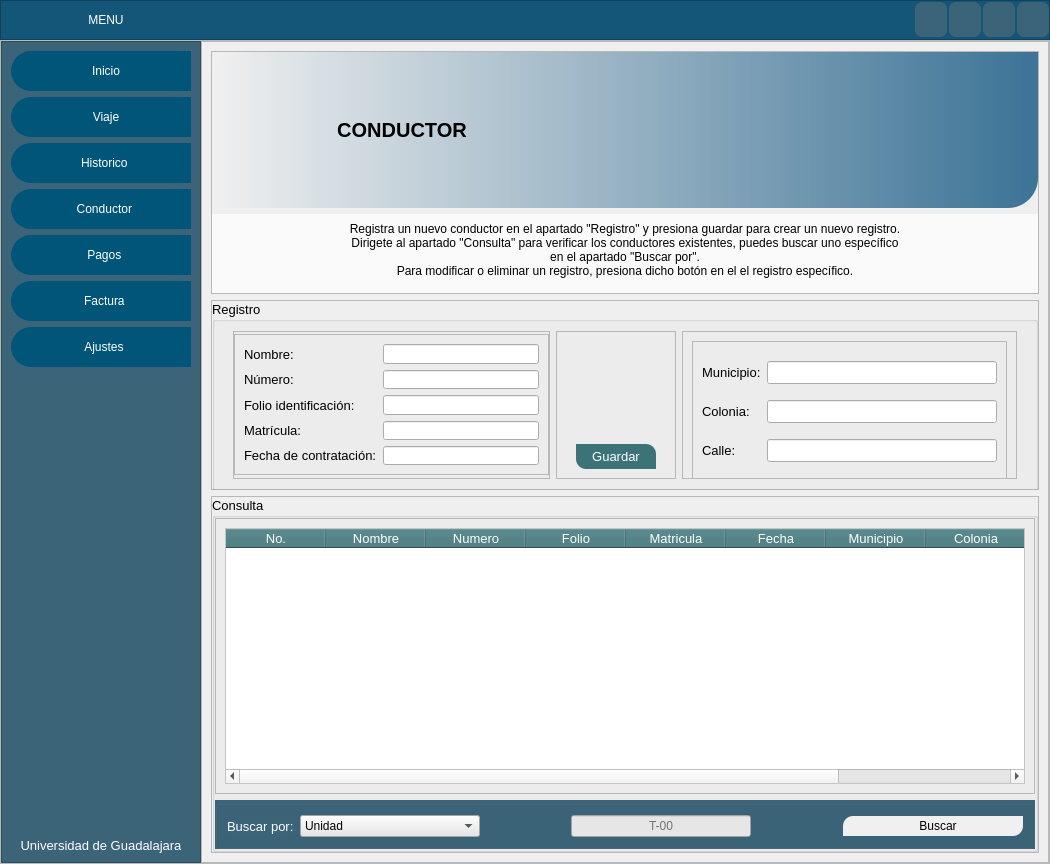
Old version of the form mainwindow.ui in the repository askr3d/ProyectoTaxi.
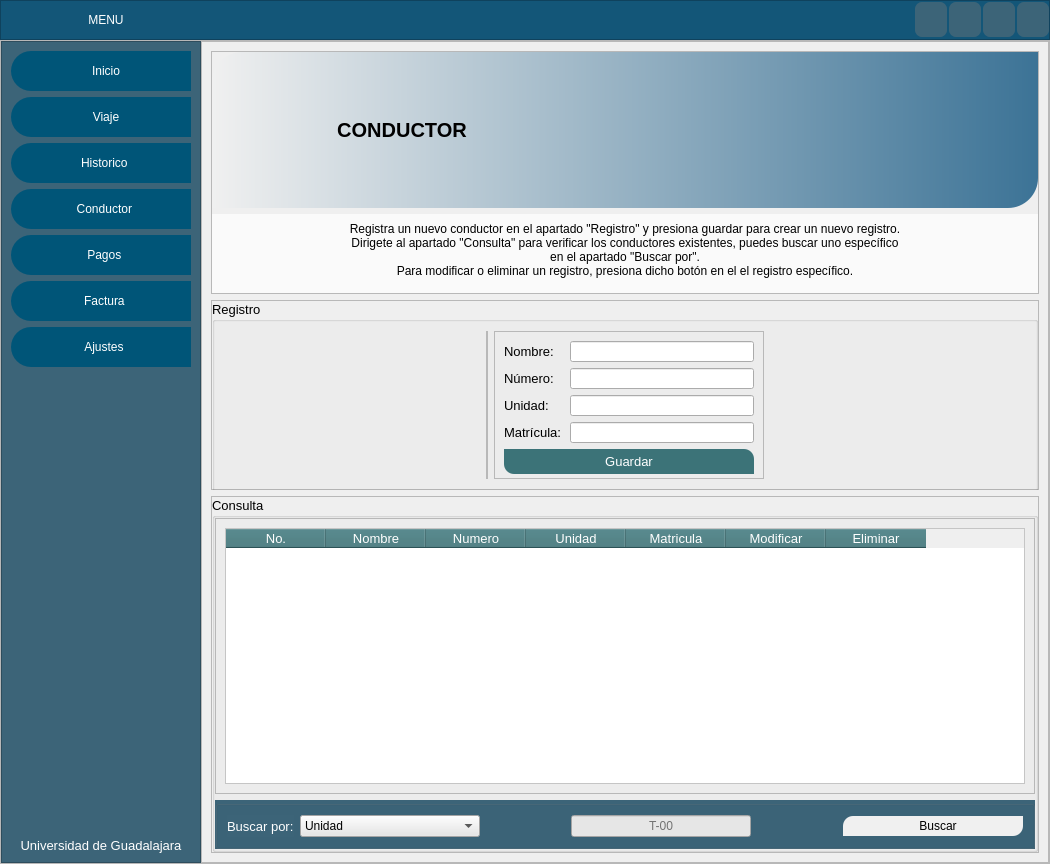
New version of the form. The open tabs and pages were chosen to show the change. Icons and pictures are not drawn.

Commit message: Interfaz y conexiones Cambios realizados a la interfaz para hacerla coincidir con los campos de las tablas, asi como los widgets dentro de la interfaz y sus conexiones en codigo, tambien se agrego la funcion copiar_viaje para los botones actualizar de las tablas se hace la copia de un registro a los campos de la interfaz y luego se pueden volver a guardar.

What changed in the file:
```diff
--- a/mainwindow.ui
+++ b/mainwindow.ui
@@ -3317,105 +3317,6 @@
                        <property name="spacing">
                         <number>0</number>
                        </property>
-                       <item row="0" column="0">
-                        <widget class="QFrame" name="frame_24">
-                         <property name="minimumSize">
-                          <size>
-                           <width>315</width>
-                           <height>141</height>
-                          </size>
-                         </property>
-                         <property name="maximumSize">
-                          <size>
-                           <width>301</width>
-                           <height>141</height>
-                          </size>
-                         </property>
-                         <property name="frameShape">
-                          <enum>QFrame::StyledPanel</enum>
-                         </property>
-                         <property name="frameShadow">
-                          <enum>QFrame::Raised</enum>
-                         </property>
-                         <layout class="QGridLayout" name="gridLayout_15">
-                          <item row="0" column="0">
-                           <widget class="QLabel" name="label_29">
-                            <property name="font">
-                             <font>
-                              <pointsize>10</pointsize>
-                             </font>
-                            </property>
-                            <property name="text">
-                             <string>Nombre:</string>
-                            </property>
-                           </widget>
-                          </item>
-                          <item row="0" column="1">
-                           <widget class="QLineEdit" name="ledt_conductor_nombre"/>
-                          </item>
-                          <item row="1" column="0">
-                           <widget class="QLabel" name="label_31">
-                            <property name="font">
-                             <font>
-                              <pointsize>10</pointsize>
-                             </font>
-                            </property>
-                            <property name="text">
-                             <string>Número:</string>
-                            </property>
-                           </widget>
-                          </item>
-                          <item row="1" column="1">
-                           <widget class="QLineEdit" name="ledt_conductor_numero"/>
-                          </item>
-                          <item row="2" column="0">
-                           <widget class="QLabel" name="label_30">
-                            <property name="font">
-                             <font>
-                              <pointsize>10</pointsize>
-                             </font>
-                            </property>
-                            <property name="text">
-                             <string>Folio identificación:</string>
-                            </property>
-                           </widget>
-                          </item>
-                          <item row="2" column="1">
-                           <widget class="QLineEdit" name="ledt_conductor_folio"/>
-                          </item>
-                          <item row="3" column="0">
-                           <widget class="QLabel" name="label_27">
-                            <property name="font">
-                             <font>
-                              <pointsize>10</pointsize>
-                             </font>
-                            </property>
-                            <property name="text">
-                             <string>Matrícula:</string>
-                            </property>
-                           </widget>
-                          </item>
-                          <item row="3" column="1">
-                           <widget class="QLineEdit" name="ledt_conductor_matricula"/>
-                          </item>
-                          <item row="4" column="0">
-                           <widget class="QLabel" name="label_28">
-                            <property name="font">
-                             <font>
-                              <pointsize>10</pointsize>
-                             </font>
-                            </property>
-                            <property name="text">
-                             <string>Fecha de contratación:</string>
-                            </property>
-                           </widget>
-                          </item>
-                          <item row="4" column="1">
-                           <widget class="QLineEdit" name="ledt_conductor_fecha"/>
-                          </item>
-                         </layout>
-                        </widget>
-                       </item>
                       </layout>
                      </widget>
                     </item>
@@ -3427,34 +3328,184 @@
                       <property name="frameShadow">
                        <enum>QFrame::Raised</enum>
                       </property>
-                      <layout class="QGridLayout" name="gridLayout_13">
-                       <item row="0" column="1">
-                        <spacer name="verticalSpacer_2">
-                         <property name="orientation">
-                          <enum>Qt::Vertical</enum>
-                         </property>
-                         <property name="sizeHint" stdset="0">
-                          <size>
-                           <width>20</width>
-                           <height>100</height>
-                          </size>
-                         </property>
-                        </spacer>
+                      <layout class="QVBoxLayout" name="verticalLayout_31">
+                       <item>
+                        <layout class="QHBoxLayout" name="horizontalLayout_18">
+                         <item>
+                          <widget class="QLabel" name="label_29">
+                           <property name="minimumSize">
+                            <size>
+                             <width>60</width>
+                             <height>0</height>
+                            </size>
+                           </property>
+                           <property name="maximumSize">
+                            <size>
+                             <width>60</width>
+                             <height>16777215</height>
+                            </size>
+                           </property>
+                           <property name="font">
+                            <font>
+                             <pointsize>10</pointsize>
+                            </font>
+                           </property>
+                           <property name="text">
+                            <string>Nombre:</string>
+                           </property>
+                          </widget>
+                         </item>
+                         <item>
+                          <widget class="QLineEdit" name="ledt_conductor_nombre">
+                           <property name="minimumSize">
+                            <size>
+                             <width>184</width>
+                             <height>0</height>
+                            </size>
+                           </property>
+                           <property name="maximumSize">
+                            <size>
+                             <width>10000000</width>
+                             <height>16777215</height>
+                            </size>
+                           </property>
+                          </widget>
+                         </item>
+                        </layout>
                        </item>
-                       <item row="1" column="0">
-                        <spacer name="horizontalSpacer_11">
-                         <property name="orientation">
-                          <enum>Qt::Horizontal</enum>
-                         </property>
-                         <property name="sizeHint" stdset="0">
-                          <size>
-                           <width>25</width>
-                           <height>20</height>
-                          </size>
-                         </property>
-                        </spacer>
+                       <item>
+                        <layout class="QHBoxLayout" name="horizontalLayout_25">
+                         <item>
+                          <widget class="QLabel" name="label_31">
+                           <property name="minimumSize">
+                            <size>
+                             <width>60</width>
+                             <height>0</height>
+                            </size>
+                           </property>
+                           <property name="maximumSize">
+                            <size>
+                             <width>60</width>
+                             <height>16777215</height>
+                            </size>
+                           </property>
+                           <property name="font">
+                            <font>
+                             <pointsize>10</pointsize>
+                            </font>
+                           </property>
+                           <property name="text">
+                            <string>Número:</string>
+                           </property>
+                          </widget>
+                         </item>
+                         <item>
+                          <widget class="QLineEdit" name="ledt_conductor_numero">
+                           <property name="minimumSize">
+                            <size>
+                             <width>184</width>
+                             <height>0</height>
+                            </size>
+                           </property>
+                           <property name="maximumSize">
+                            <size>
+                             <width>10000000</width>
+                             <height>16777215</height>
+                            </size>
+                           </property>
+                          </widget>
+                         </item>
+                        </layout>
                        </item>
-                       <item row="1" column="1">
+                       <item>
+                        <layout class="QHBoxLayout" name="horizontalLayout_26">
+                         <item>
+                          <widget class="QLabel" name="label_30">
+                           <property name="minimumSize">
+                            <size>
+                             <width>60</width>
+                             <height>0</height>
+                            </size>
+                           </property>
+                           <property name="maximumSize">
+                            <size>
+                             <width>60</width>
+                             <height>16777215</height>
+                            </size>
+                           </property>
+                           <property name="font">
+                            <font>
+                             <pointsize>10</pointsize>
+                            </font>
+                           </property>
+                           <property name="text">
+                            <string>Unidad:</string>
+                           </property>
+                          </widget>
+                         </item>
+                         <item>
+                          <widget class="QLineEdit" name="ledt_conductor_unidad">
+                           <property name="minimumSize">
+                            <size>
+                             <width>184</width>
+                             <height>0</height>
+                            </size>
+                           </property>
+                           <property name="maximumSize">
+                            <size>
+                             <width>10000000</width>
+                             <height>16777215</height>
+                            </size>
+                           </property>
+                          </widget>
+                         </item>
+                        </layout>
+                       </item>
+                       <item>
+                        <layout class="QHBoxLayout" name="horizontalLayout_27">
+                         <item>
+                          <widget class="QLabel" name="label_27">
+                           <property name="minimumSize">
+                            <size>
+                             <width>60</width>
+                             <height>0</height>
+                            </size>
+                           </property>
+                           <property name="maximumSize">
+                            <size>
+                             <width>60</width>
+                             <height>16777215</height>
+                            </size>
+                           </property>
+                           <property name="font">
+                            <font>
+                             <pointsize>10</pointsize>
+                            </font>
+                           </property>
+                           <property name="text">
+                            <string>Matrícula:</string>
+                           </property>
+                          </widget>
+                         </item>
+                         <item>
+                          <widget class="QLineEdit" name="ledt_conductor_matricula">
+                           <property name="minimumSize">
+                            <size>
+                             <width>184</width>
+                             <height>0</height>
+                            </size>
+                           </property>
+                           <property name="maximumSize">
+                            <size>
+                             <width>10000000</width>
+                             <height>16777215</height>
+                            </size>
+                           </property>
+                          </widget>
+                         </item>
+                        </layout>
+                       </item>
+                       <item>
                         <widget class="QPushButton" name="btn_guardar_conductor">
                          <property name="minimumSize">
                           <size>
@@ -3479,100 +3530,6 @@
                          </property>
                         </widget>
                        </item>
-                       <item row="1" column="2">
-                        <spacer name="horizontalSpacer_10">
-                         <property name="orientation">
-                          <enum>Qt::Horizontal</enum>
-                         </property>
-                         <property name="sizeHint" stdset="0">
-                          <size>
-                           <width>25</width>
-                           <height>20</height>
-                          </size>
-                         </property>
-                        </spacer>
-                       </item>
-                      </layout>
-                     </widget>
-                    </item>
-                    <item>
-                     <widget class="QFrame" name="frame_9">
-                      <property name="frameShape">
-                       <enum>QFrame::StyledPanel</enum>
-                      </property>
-                      <property name="frameShadow">
-                       <enum>QFrame::Raised</enum>
-                      </property>
-                      <layout class="QGridLayout" name="gridLayout_11">
-                       <item row="0" column="0">
-                        <widget class="QFrame" name="frame_26">
-                         <property name="minimumSize">
-                          <size>
-                           <width>315</width>
-                           <height>141</height>
-                          </size>
-                         </property>
-                         <property name="maximumSize">
-                          <size>
-                           <width>301</width>
-                           <height>141</height>
-                          </size>
-                         </property>
-                         <property name="frameShape">
-                          <enum>QFrame::StyledPanel</enum>
-                         </property>
-                         <property name="frameShadow">
-                          <enum>QFrame::Raised</enum>
-                         </property>
-                         <layout class="QGridLayout" name="gridLayout_14">
-                          <item row="0" column="0">
-                           <widget class="QLabel" name="label_36">
-                            <property name="font">
-                             <font>
-                              <pointsize>10</pointsize>
-                             </font>
-                            </property>
-                            <property name="text">
-                             <string>Municipio:</string>
-                            </property>
-                           </widget>
-                          </item>
-                          <item row="2" column="1">
-                           <widget class="QLineEdit" name="ledt_conductor_calle"/>
-                          </item>
-                          <item row="0" column="1">
-                           <widget class="QLineEdit" name="ledt_conductor_municipio"/>
-                          </item>
-                          <item row="2" column="0">
-                           <widget class="QLabel" name="label_32">
-                            <property name="font">
-                             <font>
-                              <pointsize>10</pointsize>
-                             </font>
-                            </property>
-                            <property name="text">
-                             <string>Calle:</string>
-                            </property>
-                           </widget>
-                          </item>
-                          <item row="1" column="1">
-                           <widget class="QLineEdit" name="ledt_conductor_colonia"/>
-                          </item>
-                          <item row="1" column="0">
-                           <widget class="QLabel" name="label_35">
-                            <property name="font">
-                             <font>
-                              <pointsize>10</pointsize>
-                             </font>
-                            </property>
-                            <property name="text">
-                             <string>Colonia:</string>
-                            </property>
-                           </widget>
-                          </item>
-                         </layout>
-                        </widget>
-                       </item>
                       </layout>
                      </widget>
                     </item>
@@ -3705,7 +3662,7 @@
                          </column>
                          <column>
                           <property name="text">
-                           <string>Folio</string>
+                           <string>Unidad</string>
                           </property>
                          </column>
                          <column>
@@ -3715,22 +3672,12 @@
                          </column>
                          <column>
                           <property name="text">
-                           <string>Fecha</string>
+                           <string>Modificar</string>
                           </property>
                          </column>
                          <column>
                           <property name="text">
-                           <string>Municipio</string>
-                          </property>
-                         </column>
-                         <column>
-                          <property name="text">
-                           <string>Colonia</string>
-                          </property>
-                         </column>
-                         <column>
-                          <property name="text">
-                           <string>Calle</string>
+                           <string>Eliminar</string>
                           </property>
                          </column>
                         </widget>
```
Left out of the diff: 302 changed lines with no effect on the pictures. The commit also changes 5 other files.
